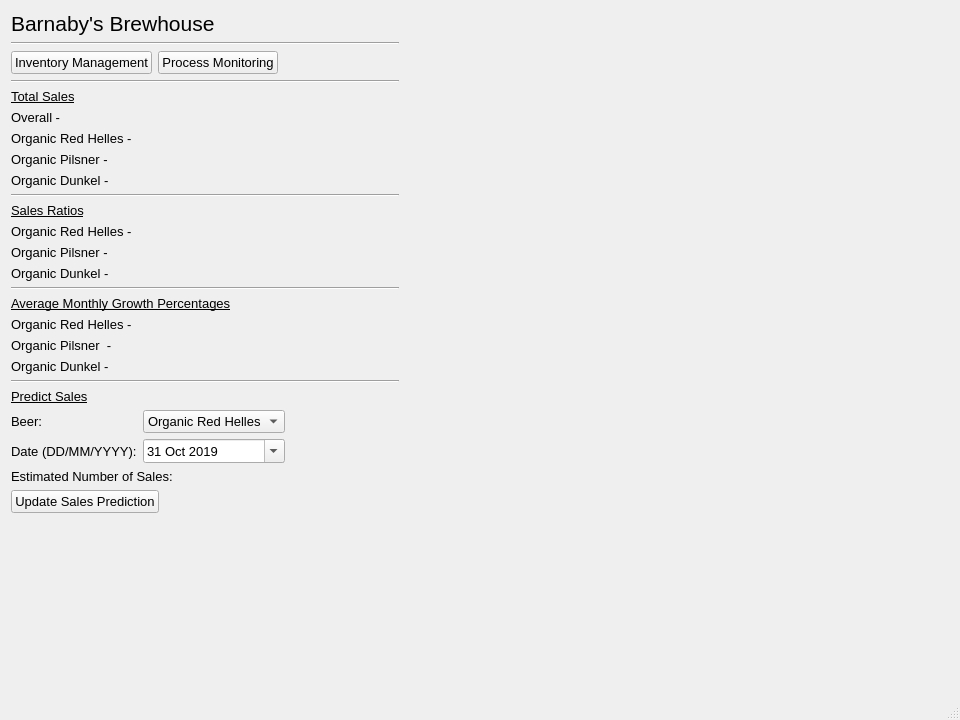
Qt form brewhouse.ui (IsaacCheng9/brewhouse-management) before a commit.
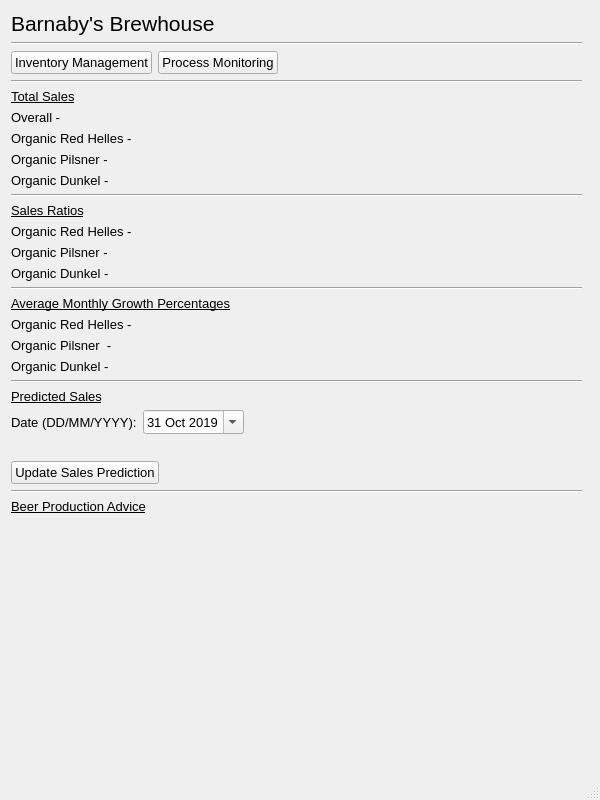
The same form after that commit.

Commit message: Started to implement beer production advice

What changed in the file:
```diff
--- a/brewhouse.ui
+++ b/brewhouse.ui
@@ -6,8 +6,8 @@
    <rect>
     <x>0</x>
     <y>0</y>
-    <width>960</width>
-    <height>720</height>
+    <width>600</width>
+    <height>800</height>
    </rect>
   </property>
   <property name="font">
@@ -25,8 +25,8 @@
      <rect>
       <x>11</x>
       <y>11</y>
-      <width>388</width>
-      <height>635</height>
+      <width>571</width>
+      <height>751</height>
      </rect>
     </property>
     <layout class="QVBoxLayout" name="vert_layout_brewhouse">
@@ -224,55 +224,20 @@
         </font>
        </property>
        <property name="text">
-        <string>Predict Sales</string>
+        <string>Predicted Sales</string>
        </property>
       </widget>
      </item>
      <item>
-      <layout class="QGridLayout" name="grid_layout_predict">
-       <property name="sizeConstraint">
-        <enum>QLayout::SetDefaultConstraint</enum>
-       </property>
-       <item row="0" column="2">
-        <spacer name="hori_spacer_predict">
-         <property name="orientation">
-          <enum>Qt::Horizontal</enum>
-         </property>
-         <property name="sizeHint" stdset="0">
-          <size>
-           <width>40</width>
-           <height>20</height>
-          </size>
-         </property>
-        </spacer>
-       </item>
-       <item row="0" column="1">
-        <widget class="QComboBox" name="combo_box_beer">
-         <item>
-          <property name="text">
-           <string>Organic Red Helles</string>
-          </property>
-         </item>
-         <item>
-          <property name="text">
-           <string>Organic Pilsner</string>
-          </property>
-         </item>
-         <item>
-          <property name="text">
-           <string>Organic Dunkel</string>
-          </property>
-         </item>
-        </widget>
-       </item>
-       <item row="1" column="0" alignment="Qt::AlignLeft">
+      <layout class="QHBoxLayout" name="hori_layout_predict">
+       <item alignment="Qt::AlignLeft">
         <widget class="QLabel" name="lbl_predict_date">
          <property name="text">
           <string>Date (DD/MM/YYYY):</string>
          </property>
         </widget>
        </item>
-       <item row="1" column="1">
+       <item>
         <widget class="QDateEdit" name="date_edit_predict">
          <property name="minimumDateTime">
           <datetime>
@@ -289,19 +254,25 @@
          </property>
         </widget>
        </item>
-       <item row="0" column="0" alignment="Qt::AlignLeft">
-        <widget class="QLabel" name="lbl_predict_beer">
-         <property name="text">
-          <string>Beer:</string>
+       <item>
+        <spacer name="hori_spacer_predict">
+         <property name="orientation">
+          <enum>Qt::Horizontal</enum>
          </property>
-        </widget>
+         <property name="sizeHint" stdset="0">
+          <size>
+           <width>40</width>
+           <height>20</height>
+          </size>
+         </property>
+        </spacer>
        </item>
       </layout>
      </item>
      <item>
       <widget class="QLabel" name="lbl_predict_result">
        <property name="text">
-        <string>Estimated Number of Sales: </string>
+        <string/>
        </property>
       </widget>
      </item>
@@ -312,6 +283,32 @@
        </property>
       </widget>
      </item>
+     <item>
+      <widget class="Line" name="hori_line_predict">
+       <property name="orientation">
+        <enum>Qt::Horizontal</enum>
+       </property>
+      </widget>
+     </item>
+     <item>
+      <widget class="QLabel" name="lbl_production_advice">
+       <property name="font">
+        <font>
+         <underline>true</underline>
+        </font>
+       </property>
+       <property name="text">
+        <string>Beer Production Advice</string>
+       </property>
+      </widget>
+     </item>
+     <item>
+      <widget class="QLabel" name="lbl_advice">
+       <property name="text">
+        <string/>
+       </property>
+      </widget>
+     </item>
      <item>
       <spacer name="vert_spacer_brewhouse">
        <property name="orientation">
```
Left out of the diff: 2 changed lines with no effect on the pictures. The commit also changes 3 other files.
